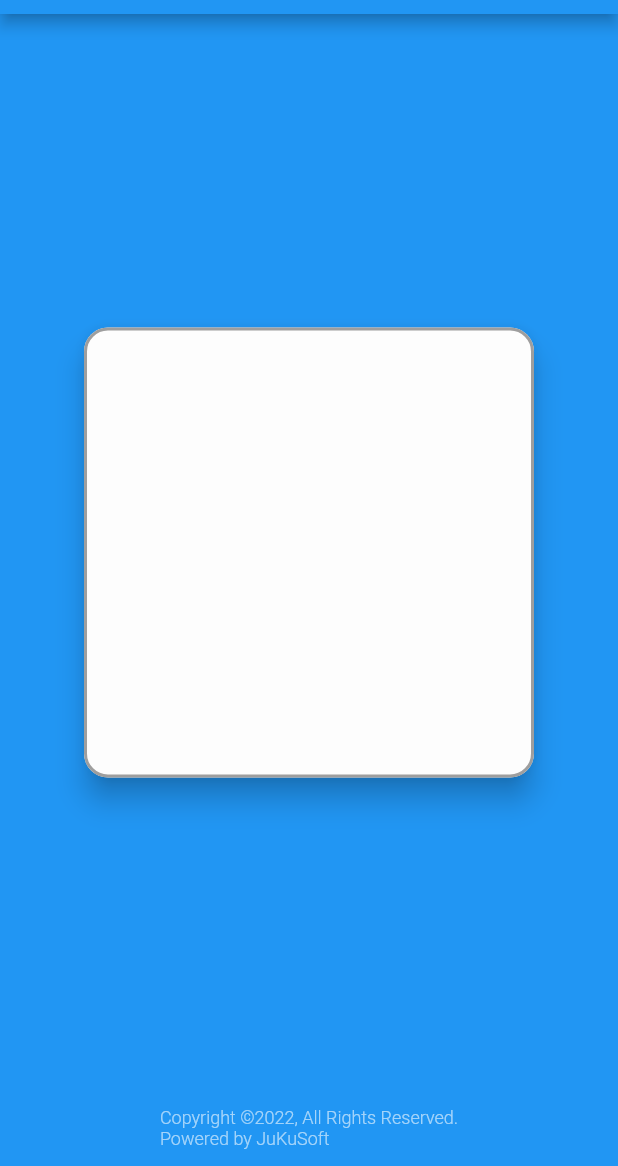
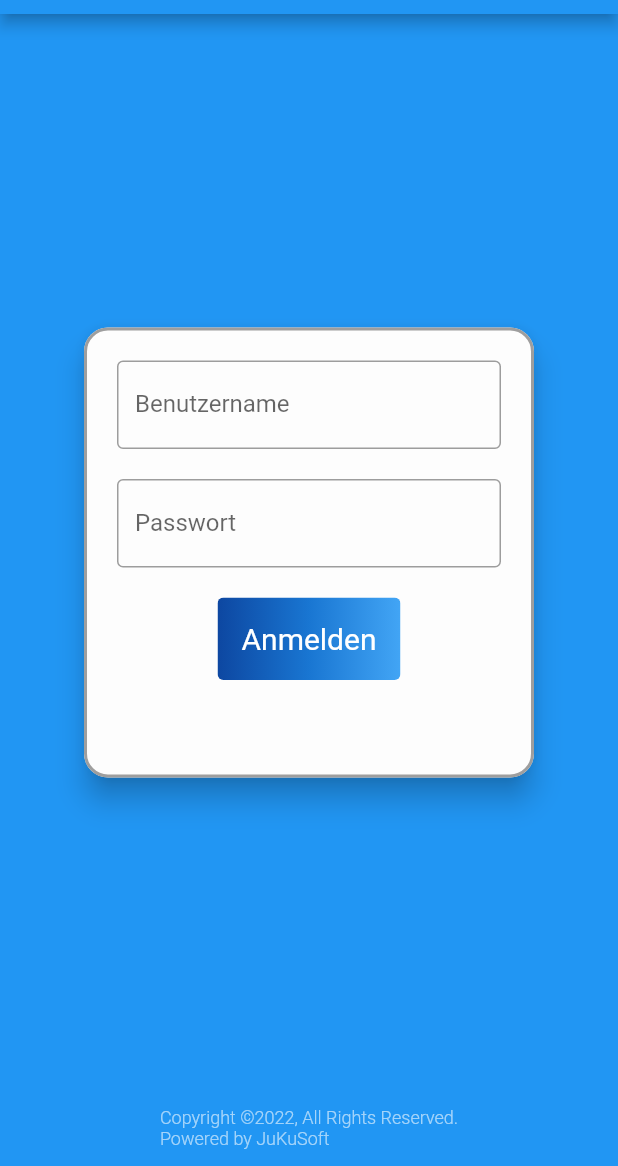
Before and after one commit to JuKu/ts-connect-app, a Flutter app: the screen it shows after launch, on a phone screen of 412 x 824 dp, the part 70-1236 px from its top. Run offline on Flutter 3.47's test engine with Material 2 defaults, Android fonts, the phone set to English and light mode, and no system bars.

Commit message:
Add login button

```diff
--- a/lib/presentation/login/widgets/login_form.dart
+++ b/lib/presentation/login/widgets/login_form.dart
@@ -21,7 +21,55 @@ class LoginFormWidget extends StatelessWidget {
             border: Border.all(
                 color: Colors.grey, width: 2.0, style: BorderStyle.solid),
             borderRadius: BorderRadius.circular(16),
-
+          ),
+          child: Column(
+            mainAxisAlignment: MainAxisAlignment.start,
+            crossAxisAlignment: CrossAxisAlignment.center,
+            children: [
+              //const Text("Benutzername:", style: TextStyle(fontSize: 22), ),
+              //const SizedBox(height: 20),
+              const TextField(obscureText: false, decoration: InputDecoration(
+                border: OutlineInputBorder(),
+                labelText: 'Benutzername',
+              )),
+              const SizedBox(height: 20),
+              //const Text("Passwort:", style: TextStyle(fontSize: 22), ),
+              const TextField(obscureText: true, decoration: InputDecoration(
+                border: OutlineInputBorder(),
+                labelText: 'Passwort',
+              )),
+              const SizedBox(height: 20),
+              ClipRRect(
+                borderRadius: BorderRadius.circular(4),
+                //borderRadius: const BorderRadius.all(2),
+                child: Stack(
+                  children: [
+                    Positioned.fill(
+                      child: Container(
+                        decoration: const BoxDecoration(
+                          gradient: LinearGradient(
+                            colors: <Color>[
+                              Color(0xFF0D47A1),
+                              Color(0xFF1976D2),
+                              Color(0xFF42A5F5),
+                            ],
+                          ),
+                        ),
+                      ),
+                    ),
+                    TextButton(
+                      style: TextButton.styleFrom(
+                        padding: const EdgeInsets.all(16.0),
+                        primary: Colors.white,
+                        textStyle: const TextStyle(fontSize: 20),
+                      ),
+                      onPressed: () {},
+                      child: const Text('Anmelden'),
+                    ),
+                  ],
+                ),
+              ),
+            ],
           ),
         ),
       ),
```
